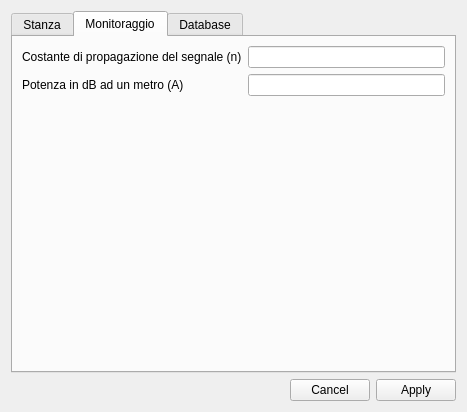
First picture: the form in RoomMonitor/windows/settings.ui, repository PieroMacaluso/RoomMonitor, before the edit.
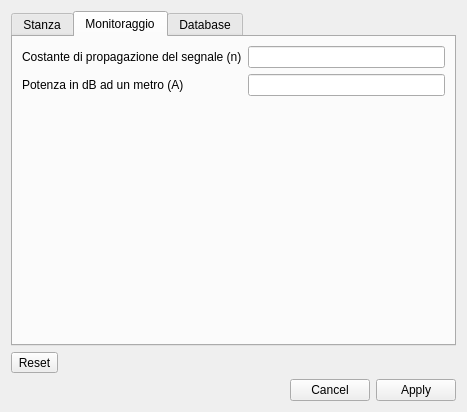
Second picture: the form after the edit. The open tabs and pages were chosen to show the change.

The edit to the form file:
```diff
--- a/RoomMonitor/windows/settings.ui
+++ b/RoomMonitor/windows/settings.ui
@@ -230,6 +230,13 @@
                     </widget>
                 </widget>
             </item>
+   <item>
+    <widget class="QToolButton" name="toolButton">
+     <property name="text">
+      <string>Reset</string>
+     </property>
+    </widget>
+   </item>
             <item>
                 <widget class="QDialogButtonBox" name="buttonBox">
                     <property name="orientation">
```
Left out of the diff: 2 changed lines with no effect on the pictures. Lines whose indentation alone changed are shown as unchanged.
